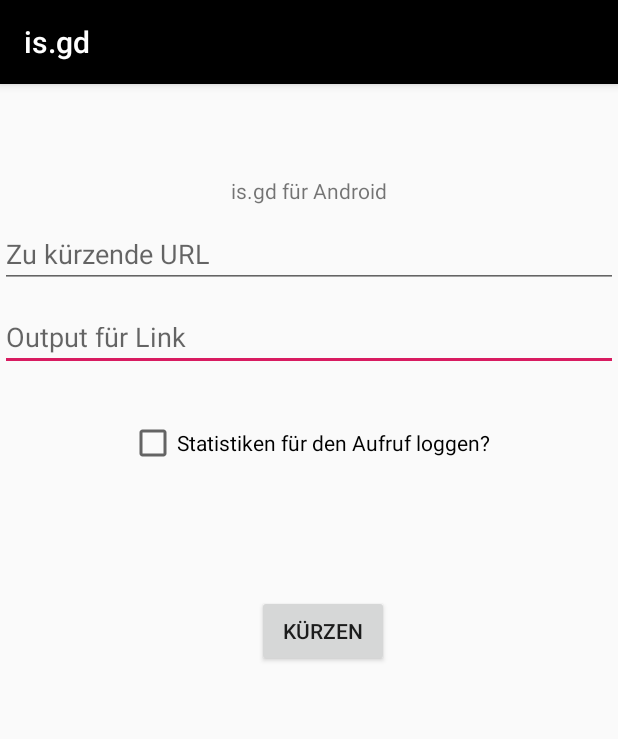
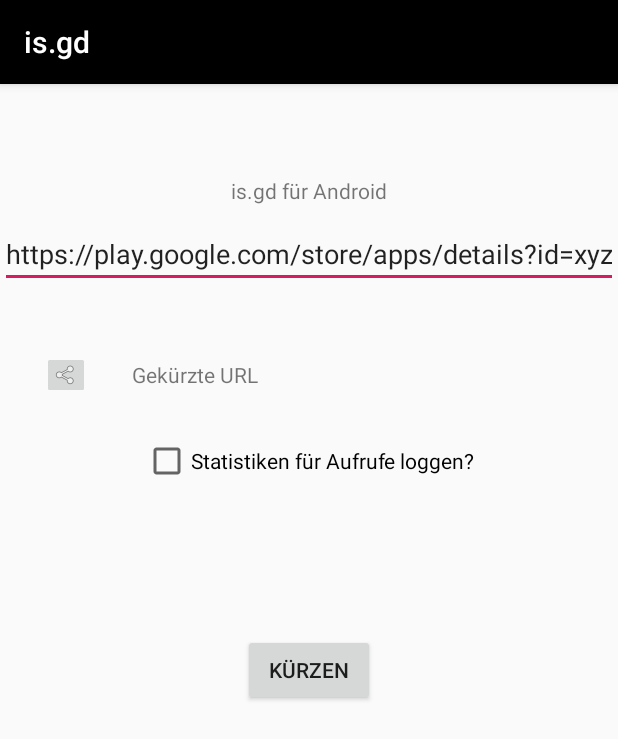
Before and after one commit to benni347/isgd, an Android app: the screen it shows after launch (MainActivity), on a phone screen of 412 x 824 dp. Shown: the top 739 px of the screen. Run offline under Robolectric (Android 15) with nearby library versions, the phone set to English and light mode, and no system bars.

Commit message:
Füge Share Buttons für Short und Statistik URLs ein.

```diff
--- a/app/src/main/res/layout/activity_main.xml
+++ b/app/src/main/res/layout/activity_main.xml
@@ -40,36 +40,23 @@
         android:checked="false"
         android:onClick="click_stats"
         android:text="@string/log"
-        app:layout_constraintBottom_toTopOf="@+id/output_stats_url"
         app:layout_constraintEnd_toEndOf="parent"
         app:layout_constraintStart_toStartOf="parent"
-        app:layout_constraintTop_toBottomOf="@+id/outpout" />
+        app:layout_constraintTop_toBottomOf="@+id/shortUrl" />
 
     <Button
         android:id="@+id/button"
         android:layout_width="wrap_content"
         android:layout_height="wrap_content"
-        android:layout_marginTop="24dp"
+        android:layout_marginTop="32dp"
         android:contextClickable="false"
         android:onClick="click_kuerzen"
         android:text="@string/schort"
         app:layout_constraintBottom_toBottomOf="parent"
         app:layout_constraintEnd_toEndOf="parent"
-        app:layout_constraintHorizontal_bias="0.529"
         app:layout_constraintStart_toStartOf="parent"
-        app:layout_constraintTop_toBottomOf="@+id/output_stats_url"
+        app:layout_constraintTop_toBottomOf="@+id/statsUrl"
         app:layout_constraintVertical_bias="0.0" />
-
-    <com.google.android.material.textfield.TextInputEditText
-        android:id="@+id/outpout"
-        android:layout_width="0dp"
-        android:layout_height="39dp"
-        android:layout_marginTop="16dp"
-        android:hint="@string/output"
-        android:inputType="none|text"
-        app:layout_constraintEnd_toEndOf="parent"
-        app:layout_constraintStart_toStartOf="parent"
-        app:layout_constraintTop_toBottomOf="@+id/input" />
 
     <EditText
         android:id="@+id/input"
@@ -80,22 +67,74 @@
         android:hint="@string/input"
         android:importantForAutofill="no"
         android:inputType="textUri"
+        android:text="@string/default_long_url"
         app:layout_constraintEnd_toEndOf="parent"
         app:layout_constraintStart_toStartOf="parent"
         app:layout_constraintTop_toBottomOf="@+id/textView" />
 
-    <EditText
-        android:id="@+id/output_stats_url"
+    <ImageButton
+        android:id="@+id/shareUrlButton"
+        android:layout_width="wrap_content"
+        android:layout_height="wrap_content"
+        android:layout_marginStart="16dp"
+        android:layout_marginTop="32dp"
+        android:contentDescription="@string/share_url_button"
+        android:onClick="click_url_share"
+        android:scaleType="matrix"
+        android:scaleX="0.5"
+        android:scaleY="0.5"
+        app:layout_constraintBottom_toTopOf="@+id/stats"
+        app:layout_constraintStart_toStartOf="parent"
+        app:layout_constraintTop_toBottomOf="@+id/input"
+        app:layout_constraintVertical_bias="0.0"
+        app:srcCompat="@android:drawable/ic_menu_share" />
+
+    <ImageButton
+        android:id="@+id/shareStatsButton"
+        android:layout_width="wrap_content"
+        android:layout_height="wrap_content"
+        android:layout_marginStart="16dp"
+        android:layout_marginTop="32dp"
+        android:contentDescription="@string/share_url_button"
+        android:onClick="click_stats_share"
+        android:scaleType="matrix"
+        android:scaleX="0.5"
+        android:scaleY="0.5"
+        android:visibility="invisible"
+        app:layout_constraintStart_toStartOf="parent"
+        app:layout_constraintTop_toBottomOf="@+id/stats"
+        app:srcCompat="@android:drawable/ic_menu_share" />
+
+    <TextView
+        android:id="@+id/shortUrl"
         android:layout_width="0dp"
         android:layout_height="wrap_content"
-        android:layout_marginTop="16dp"
-        android:autofillHints="none"
-        android:ems="10"
+        android:layout_marginStart="16dp"
+        android:layout_marginTop="48dp"
+        android:layout_marginEnd="24dp"
+        android:autoLink="web"
+        android:hint="@string/output"
+        android:text="@string/output"
+        android:textIsSelectable="true"
+        app:layout_constraintEnd_toEndOf="parent"
+        app:layout_constraintStart_toEndOf="@+id/shareUrlButton"
+        app:layout_constraintTop_toBottomOf="@+id/input" />
+
+    <TextView
+        android:id="@+id/statsUrl"
+        android:layout_width="0dp"
+        android:layout_height="wrap_content"
+        android:layout_marginStart="16dp"
+        android:layout_marginTop="48dp"
+        android:layout_marginEnd="24dp"
+        android:autoLink="web"
         android:hint="@string/output_stats"
-        android:inputType="none|text"
+        android:text="@string/output_stats"
+        android:textIsSelectable="true"
         android:visibility="invisible"
         app:layout_constraintEnd_toEndOf="parent"
-        app:layout_constraintStart_toStartOf="parent"
+        app:layout_constraintHorizontal_bias="0.0"
+        app:layout_constraintStart_toEndOf="@+id/shareStatsButton"
         app:layout_constraintTop_toBottomOf="@+id/stats" />
 
 </androidx.constraintlayout.widget.ConstraintLayout>
--- a/app/src/main/res/values/strings.xml
+++ b/app/src/main/res/values/strings.xml
@@ -1,10 +1,13 @@
 <resources>
     <string name="app_name">is.gd</string>
     <string name="title">is.gd für Android</string>
-    <string name="log">Statistiken für den Aufruf loggen?</string>
+    <string name="log">Statistiken für Aufrufe loggen?</string>
     <string name="schort">Kürzen</string>
     <string name="input">Zu kürzende URL</string>
-    <string name="output">Output für Link</string>
-    <string name="output_stats">URL für Statistiken</string>
+    <string name="output">Gekürzte URL</string>
+    <string name="output_stats">Statistik URL</string>
     <string name="create_url_base">https://is.gd/create.php</string>
+    <string name="share_url_button">URL teilen</string>
+    <string name="share_stats_button">URL teilen</string>
+    <string name="default_long_url">https://play.google.com/store/apps/details?id=xyz.skwar.isgd</string>
 </resources>
```
Also changed, not shown: app/src/main/java/com/example/isgd/MainActivity.java (+45 -12 lines).
